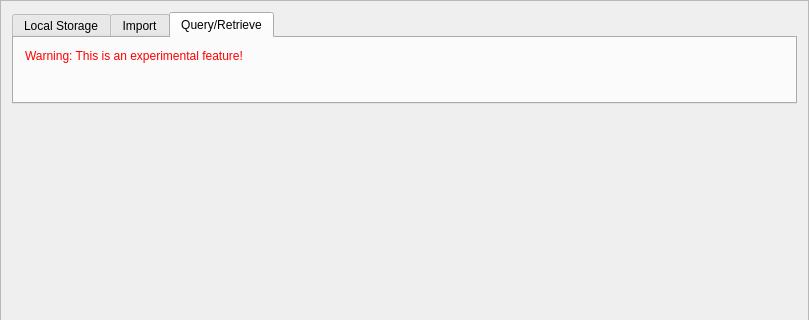
Old version of the form Plugins/org.mitk.gui.qt.dicombrowser/src/internal/QmitkDicomBrowser.ui in the repository MITK/MITK; both pictures show x 0 to 809 and y 0 to 320 of the 809 by 628 pixel window.
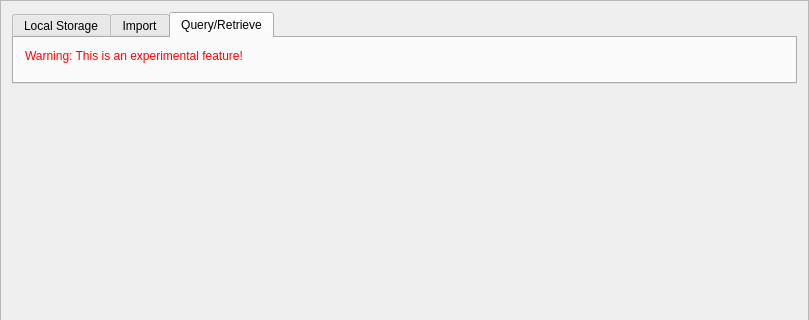
New version of the form. The open tabs and pages were chosen to show the change. Icons and pictures are not drawn. Custom widgets are drawn as their Qt base class.

Patch:
```diff
--- a/Plugins/org.mitk.gui.qt.dicombrowser/src/internal/QmitkDicomBrowser.ui
+++ b/Plugins/org.mitk.gui.qt.dicombrowser/src/internal/QmitkDicomBrowser.ui
@@ -193,13 +193,6 @@
              </property>
             </widget>
            </item>
-           <item>
-            <widget class="QLabel" name="statusLabel">
-             <property name="text">
-              <string/>
-             </property>
-            </widget>
-           </item>
           </layout>
          </widget>
         </widget>
```
